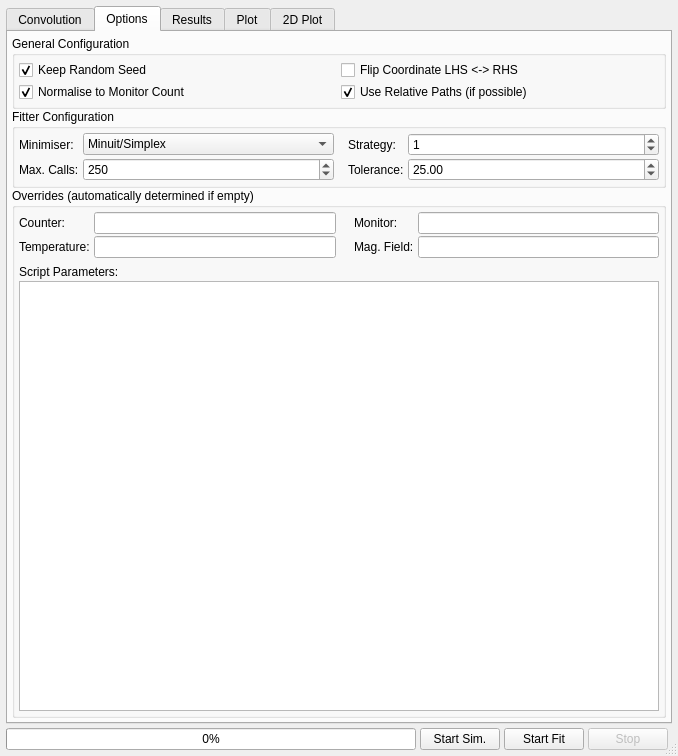
jkrueger1/takin_ill, file core/ui/monteconvo.ui: the form before one commit.
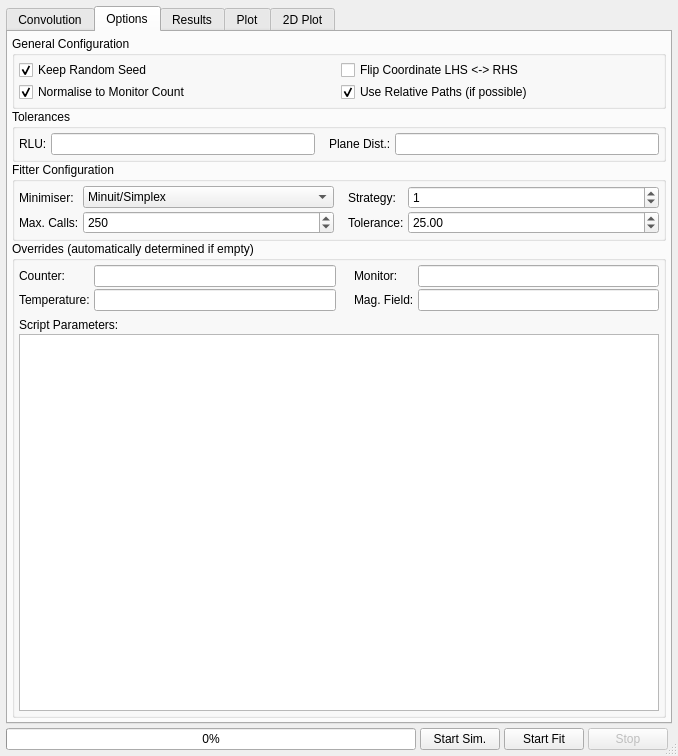
The form after the commit. The open tabs and pages were chosen to show the change. Custom widgets are drawn as their Qt base class.

Commit message: monteconvo: made epsilons configurable

```diff
--- a/core/ui/monteconvo.ui
+++ b/core/ui/monteconvo.ui
@@ -1377,7 +1377,89 @@
         </widget>
        </item>
        <item row="1" column="0">
-        <widget class="QGroupBox" name="groupBox_5">
+        <widget class="QGroupBox" name="groupBoxEps">
+         <property name="title">
+          <string>Tolerances</string>
+         </property>
+         <layout class="QGridLayout" name="gridLayout_10a">
+          <property name="leftMargin">
+           <number>4</number>
+          </property>
+          <property name="topMargin">
+           <number>4</number>
+          </property>
+          <property name="rightMargin">
+           <number>4</number>
+          </property>
+          <property name="bottomMargin">
+           <number>4</number>
+          </property>
+          <property name="horizontalSpacing">
+           <number>4</number>
+          </property>
+          <property name="verticalSpacing">
+           <number>2</number>
+          </property>
+
+          <item row="0" column="0">
+           <widget class="QLabel" name="label_24a">
+            <property name="sizePolicy">
+             <sizepolicy hsizetype="Fixed" vsizetype="Preferred">
+              <horstretch>0</horstretch>
+              <verstretch>0</verstretch>
+             </sizepolicy>
+            </property>
+            <property name="text">
+             <string>RLU:</string>
+            </property>
+           </widget>
+          </item>
+
+          <item row="0" column="1">
+           <widget class="QLineEdit" name="editEpsRlu"/>
+          </item>
+
+          <item row="0" column="2">
+           <spacer name="horizontalSpacer_2a">
+            <property name="orientation">
+             <enum>Qt::Horizontal</enum>
+            </property>
+            <property name="sizeType">
+             <enum>QSizePolicy::Fixed</enum>
+            </property>
+            <property name="sizeHint" stdset="0">
+             <size>
+              <width>10</width>
+              <height>20</height>
+             </size>
+            </property>
+           </spacer>
+          </item>
+
+          <item row="0" column="3">
+           <widget class="QLabel" name="label_24b">
+            <property name="sizePolicy">
+             <sizepolicy hsizetype="Fixed" vsizetype="Preferred">
+              <horstretch>0</horstretch>
+              <verstretch>0</verstretch>
+             </sizepolicy>
+            </property>
+            <property name="text">
+             <string>Plane Dist.:</string>
+            </property>
+           </widget>
+          </item>
+
+          <item row="0" column="4">
+           <widget class="QLineEdit" name="editEpsPlaneDist"/>
+          </item>
+
+         </layout>
+        </widget>
+       </item>
+
+       <item row="2" column="0">
+        <widget class="QGroupBox" name="groupBoxFitter">
          <property name="title">
           <string>Fitter Configuration</string>
          </property>
@@ -1515,8 +1597,9 @@
          </layout>
         </widget>
        </item>
-       <item row="2" column="0">
-        <widget class="QGroupBox" name="groupBox_7">
+
+       <item row="3" column="0">
+        <widget class="QGroupBox" name="groupBoxOverrides">
          <property name="title">
           <string>Overrides (automatically determined if empty)</string>
          </property>
```
Left out of the diff: 145 changed lines with no effect on the pictures. The commit also changes 7 other files.
